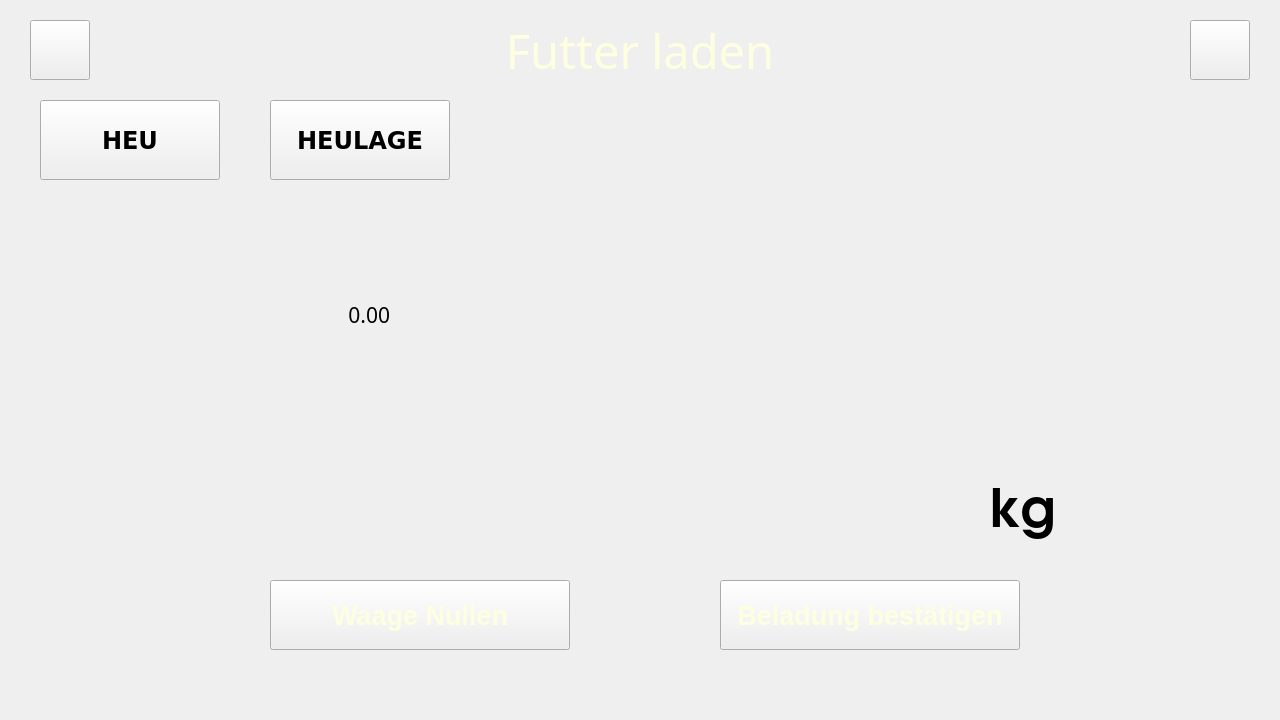
The window that views/beladen_seite.ui (DonKeWu/Futterkarre-1.2) describes before a commit, drawn with Qt 5.
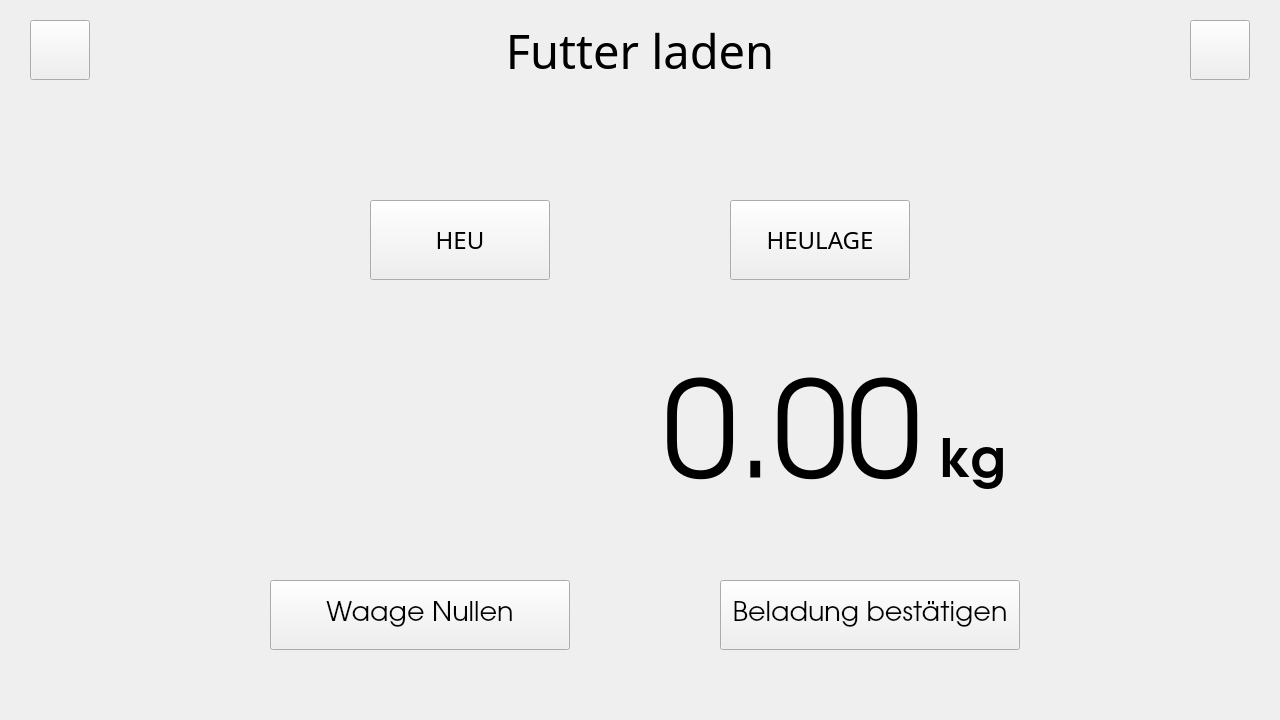
The same window after the commit. Icons and pictures are not drawn.

Commit message: 🎨 BELADEN STATE-SYSTEM: Visual feedback for futter selection - btn_heu/btn_heulage turn light blue when selected - System remembers choice in gewaehlter_futtertyp - Visual feedback shows user what type is being loaded - Selection carries forward to feeding dialog - Removed yellow text colors for theme compatibility

What changed in the file:
```diff
--- a/views/beladen_seite.ui
+++ b/views/beladen_seite.ui
@@ -33,7 +33,7 @@
    </property>
    <property name="styleSheet">
     <string notr="true">
-color: #fdffe0;
+
 </string>
    </property>
    <property name="text">
@@ -46,16 +46,16 @@
   <widget class="QLabel" name="label_karre_gewicht">
    <property name="geometry">
     <rect>
-     <x>190</x>
-     <y>300</y>
-     <width>200</width>
-     <height>30</height>
+     <x>250</x>
+     <y>320</y>
+     <width>671</width>
+     <height>251</height>
     </rect>
    </property>
    <property name="font">
     <font>
-     <family>Droid Sans Fallback</family>
-     <pointsize>16</pointsize>
+     <family>URW Gothic</family>
+     <pointsize>100</pointsize>
     </font>
    </property>
    <property name="text">
@@ -76,13 +76,14 @@
    </property>
    <property name="font">
     <font>
+     <family>URW Gothic</family>
      <pointsize>20</pointsize>
-     <weight>75</weight>
-     <bold>true</bold>
+     <weight>50</weight>
+     <bold>false</bold>
     </font>
    </property>
    <property name="styleSheet">
-    <string notr="true"> color: #fdffe0;</string>
+    <string notr="true"> </string>
    </property>
    <property name="text">
     <string>Beladung bestätigen</string>
@@ -118,18 +119,18 @@
   <widget class="QPushButton" name="btn_heu">
    <property name="geometry">
     <rect>
-     <x>40</x>
-     <y>100</y>
+     <x>370</x>
+     <y>200</y>
      <width>180</width>
      <height>80</height>
     </rect>
    </property>
    <property name="font">
     <font>
-     <family>DejaVu Sans</family>
+     <family>Droid Sans Fallback</family>
      <pointsize>18</pointsize>
-     <weight>75</weight>
-     <bold>true</bold>
+     <weight>50</weight>
+     <bold>false</bold>
     </font>
    </property>
    <property name="text">
@@ -139,18 +140,18 @@
   <widget class="QPushButton" name="btn_heulage">
    <property name="geometry">
     <rect>
-     <x>270</x>
-     <y>100</y>
+     <x>730</x>
+     <y>200</y>
      <width>180</width>
      <height>80</height>
     </rect>
    </property>
    <property name="font">
     <font>
-     <family>DejaVu Sans</family>
+     <family>Droid Sans Fallback</family>
      <pointsize>18</pointsize>
-     <weight>75</weight>
-     <bold>true</bold>
+     <weight>50</weight>
+     <bold>false</bold>
     </font>
    </property>
    <property name="text">
@@ -168,13 +169,14 @@
    </property>
    <property name="font">
     <font>
+     <family>URW Gothic</family>
      <pointsize>20</pointsize>
-     <weight>75</weight>
-     <bold>true</bold>
+     <weight>50</weight>
+     <bold>false</bold>
     </font>
    </property>
    <property name="styleSheet">
-    <string notr="true"> color: #fdffe0;</string>
+    <string notr="true"> </string>
    </property>
    <property name="text">
     <string>Waage Nullen</string>
@@ -183,8 +185,8 @@
   <widget class="QLabel" name="txt_kg">
    <property name="geometry">
     <rect>
-     <x>990</x>
-     <y>470</y>
+     <x>940</x>
+     <y>420</y>
      <width>91</width>
      <height>71</height>
     </rect>
```
Left out of the diff: 6 changed lines with no effect on the pictures. The commit also changes 1 other file.
